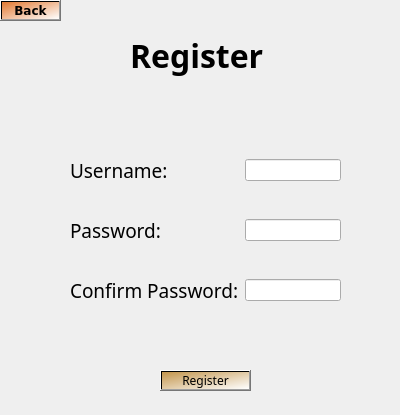
Before: the Qt Designer form RCVproject/scene/registerscene.ui in pqhung0811/rungchuongvang, drawn with Qt 5.
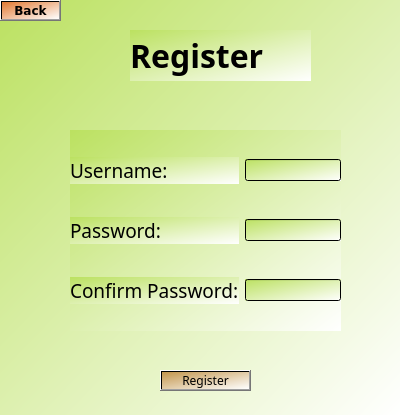
After: the same form once the commit is applied. Icons and pictures are not drawn.

The edit to the form file:
```diff
--- a/RCVproject/scene/registerscene.ui
+++ b/RCVproject/scene/registerscene.ui
@@ -13,6 +13,9 @@
   <property name="windowTitle">
    <string>Form</string>
   </property>
+  <property name="styleSheet">
+   <string notr="true">background-color: qlineargradient(spread:pad, x1:0, y1:0, x2:1, y2:1, stop:0 rgba(187, 225, 96, 255), stop:1 rgba(255, 255, 255, 255));</string>
+  </property>
   <widget class="QPushButton" name="registerBtn">
    <property name="geometry">
     <rect>
```
